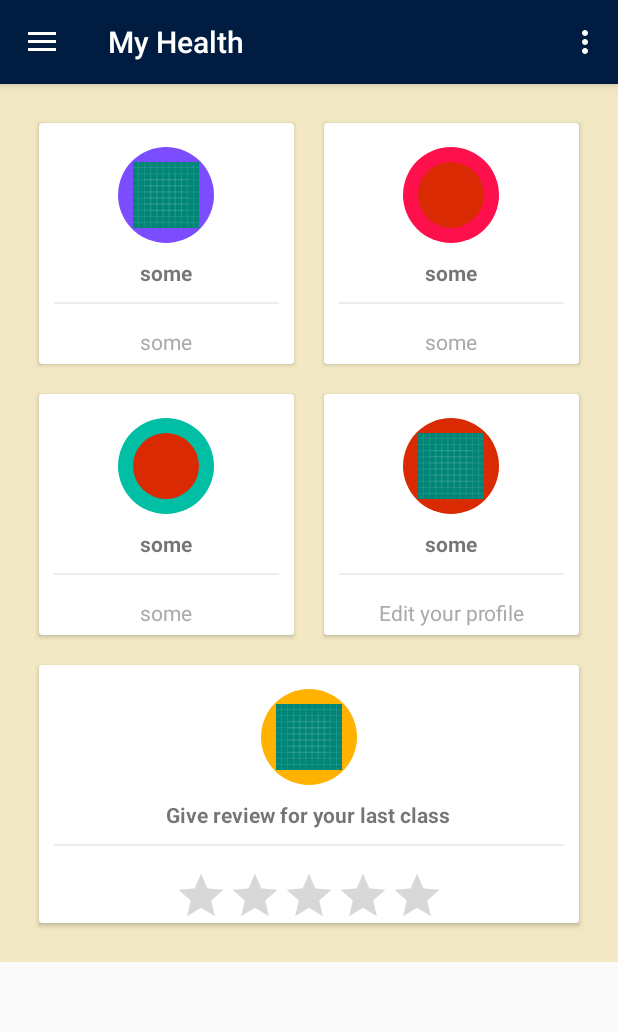
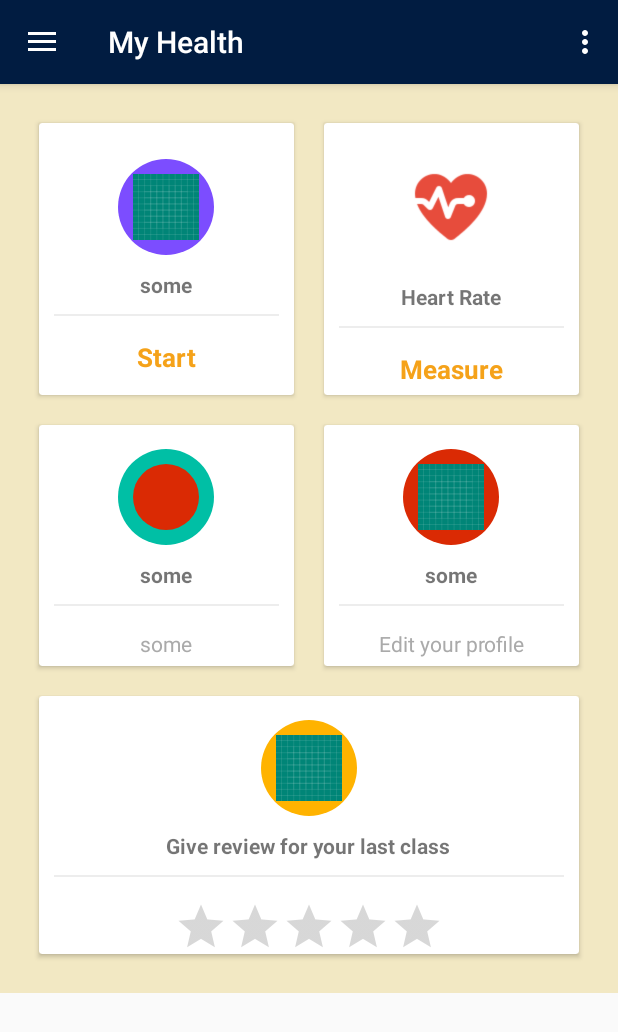
Before and after one commit to AwsafAlam/CSEFestHackathon2019, an Android app: the MainActivity screen opened directly, with no data from a screen before it, on a phone screen of 412 x 824 dp. Shown: the top 1032 px of the screen. Run offline under Robolectric (Android 15) with nearby library versions, the phone set to English and light mode, and no system bars; our stand-ins replace Firebase (no records; nobody signed in at launch, a user with empty details on screens opened directly), Volley; libraries missing offline, so code that uses them is left out: com.firebase.ui; network calls fail.

Commit message:
Improved Steps UI

```diff
--- a/MyHealth/app/src/main/java/io/github/utshaw/myhealth/BasicProfileActivity.java
+++ b/MyHealth/app/src/main/java/io/github/utshaw/myhealth/BasicProfileActivity.java
@@ -47,7 +47,7 @@ public class BasicProfileActivity extends AppCompatActivity {
         super.onCreate(savedInstanceState);
         setContentView(R.layout.activity_basic_profile);
 
-        btn = findViewById(R.id.btn);
+        btn = findViewById(R.id.login);
         eTxtName = findViewById(R.id.name);
         eTxtAge = findViewById(R.id.age);
         eTxtWeight = findViewById(R.id.weight);
--- a/MyHealth/app/src/main/java/io/github/utshaw/myhealth/LoginActivity.java
+++ b/MyHealth/app/src/main/java/io/github/utshaw/myhealth/LoginActivity.java
@@ -38,6 +38,10 @@ public class LoginActivity extends AppCompatActivity {
         passTxt =findViewById(R.id.pass);
         login = findViewById(R.id.login);
         tokenManager = TokenManager.getInstance(getSharedPreferences("prefs", MODE_PRIVATE));
+        if(tokenManager.getToken() != null){
+            //TODO: Check token with server
+            startActivity(new Intent(LoginActivity.this , MainActivity.class));
+        }
 
         login.setOnClickListener(new View.OnClickListener() {
             @Override
--- a/MyHealth/app/src/main/java/io/github/utshaw/myhealth/util/TokenManager.java
+++ b/MyHealth/app/src/main/java/io/github/utshaw/myhealth/util/TokenManager.java
@@ -27,6 +27,10 @@ public class TokenManager {
         editor.putString("ACCESS_TOKEN", token).commit();
     }
 
+    public String getToken(){
+        return prefs.getString("ACCESS_TOKEN", null);
+    }
+
     public void deleteToken(){
         editor.remove("ACCESS_TOKEN").commit();
     }
--- a/MyHealth/app/src/main/res/layout/activity_basic_profile.xml
+++ b/MyHealth/app/src/main/res/layout/activity_basic_profile.xml
@@ -51,6 +51,7 @@ tools:context="BasicProfileActivity">
     android:layout_marginStart="20dp"
     android:layout_marginTop="21dp"
     android:layout_marginEnd="20dp"
+    android:padding="10dp"
     android:background="@drawable/login_edittext_background"
     android:drawablePadding="15dp"
     android:ems="10"
@@ -69,6 +70,7 @@ tools:context="BasicProfileActivity">
     android:layout_marginStart="20dp"
     android:layout_marginTop="21dp"
     android:layout_marginEnd="20dp"
+    android:padding="10dp"
     android:background="@drawable/login_edittext_background"
     android:drawablePadding="15dp"
     android:ems="10"
@@ -86,6 +88,7 @@ tools:context="BasicProfileActivity">
     android:layout_marginStart="20dp"
     android:layout_marginTop="21dp"
     android:layout_marginEnd="20dp"
+    android:padding="10dp"
     android:background="@drawable/login_edittext_background"
     android:drawablePadding="15dp"
     android:ems="10"
--- a/MyHealth/app/src/main/res/layout/content_main.xml
+++ b/MyHealth/app/src/main/res/layout/content_main.xml
@@ -16,9 +16,6 @@
         android:padding="16dp"
         android:orientation="vertical"
         tools:showIn="@layout/app_bar_main">
-
-
-
 
         <LinearLayout
             android:clipToPadding="false"
@@ -63,9 +60,11 @@
                         android:layout_width="wrap_content"
                         android:layout_height="wrap_content"
                         android:gravity="center"
-                        android:text="@string/call_chem_teacher"
+                        android:textSize="17sp"
+                        android:text="Start"
                         android:padding="5dp"
-                        android:textColor="@android:color/darker_gray"/>
+                        android:textStyle="bold"
+                        android:textColor="@color/colorAccent"/>
 
                 </LinearLayout>
             </android.support.v7.widget.CardView>
@@ -86,17 +85,18 @@
                     android:orientation="vertical"
                     android:gravity="center">
                     <ImageView
-                        android:layout_width="64dp"
-                        android:layout_height="64dp"
-                        android:background="@drawable/circlebackgroundpink"
-                        android:src="@drawable/circlebackgroundnored"
-                        android:padding="10dp"/>
+                        android:id="@+id/heart"
+                        android:layout_centerHorizontal="true"
+                        android:src="@drawable/heart_pulse"
+                        android:padding="10dp"
+                        android:layout_width="80dp"
+                        android:layout_height="80dp" />
                     <TextView
                         android:layout_width="wrap_content"
                         android:layout_height="wrap_content"
                         android:textStyle="bold"
                         android:layout_marginTop="10dp"
-                        android:text="@string/physics"/>
+                        android:text="Heart Rate"/>
                     <View
                         android:layout_width="match_parent"
                         android:layout_height="1dp"
@@ -106,9 +106,11 @@
                         android:layout_width="wrap_content"
                         android:layout_height="wrap_content"
                         android:gravity="center"
-                        android:text="@string/call_phys_teacher"
+                        android:textSize="17sp"
+                        android:text="Measure"
                         android:padding="5dp"
-                        android:textColor="@android:color/darker_gray"/>
+                        android:textStyle="bold"
+                        android:textColor="@color/colorAccent"/>
 
                 </LinearLayout>
             </android.support.v7.widget.CardView>
@@ -269,13 +271,6 @@
 
         </LinearLayout>
 
-
-
-
-
-
-
-
     </LinearLayout>
 
 </ScrollView>
```
Also changed, not shown: MyHealth/app/src/main/res/layout/measure_bp.xml (+5 -5 lines).
